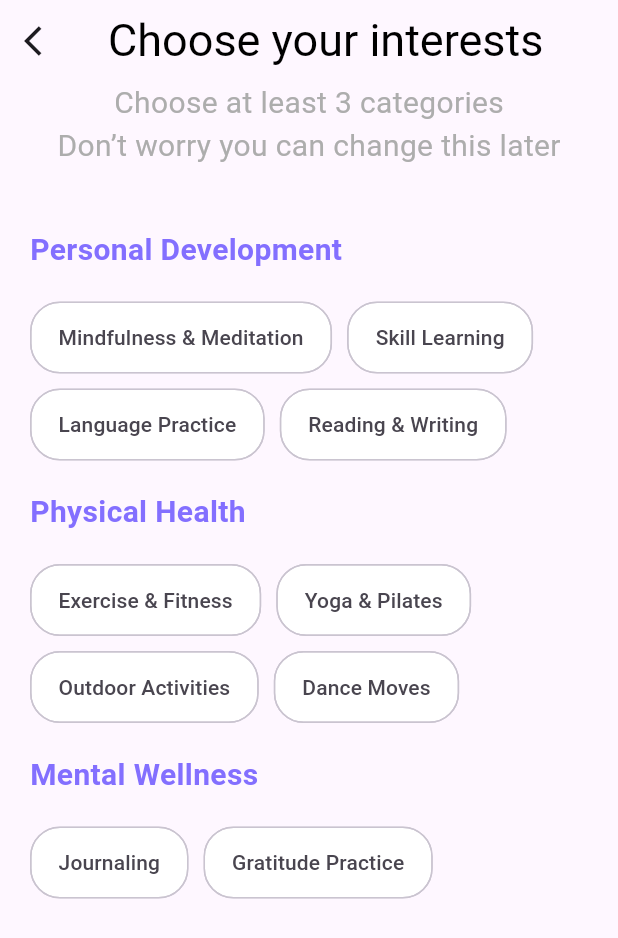
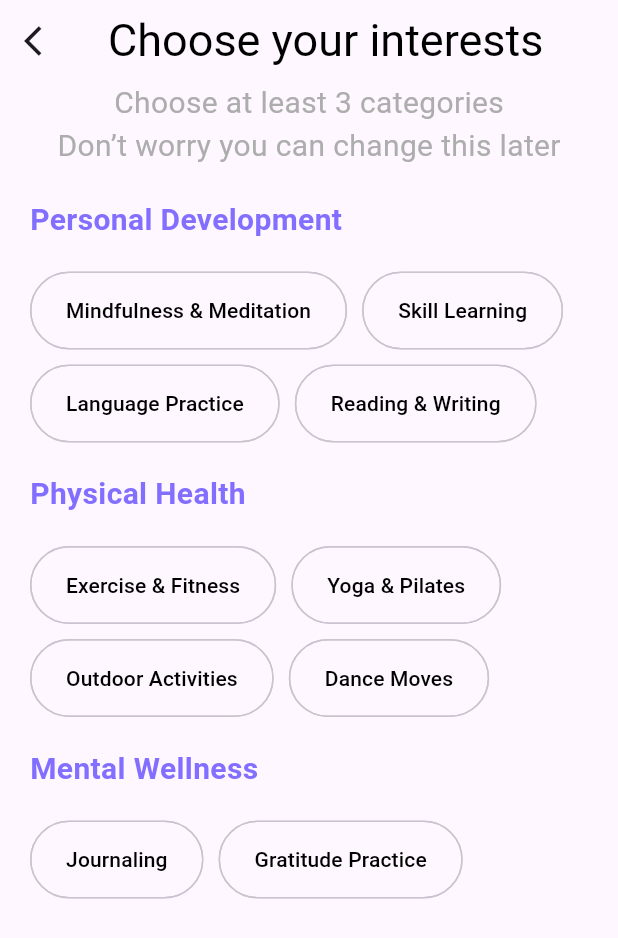
Before and after one commit to jjlamach/spontaneo_pro, a Flutter app: the screen it shows after launch, after a tap on "Register", on a phone screen of 412 x 824 dp. Shown: the top 938 px of the screen. Run offline on Flutter 3.47's test engine with Material 3 defaults, Android fonts, the phone set to English and light mode, and no system bars; our stand-ins replace bloc, flutter_bloc, freezed_annotation, get_it, go_router.

Commit message:
Choice chips on select your interest

```diff
--- a/lib/main.dart
+++ b/lib/main.dart
@@ -1,11 +1,18 @@
 import 'package:flutter/material.dart';
+import 'package:flutter_bloc/flutter_bloc.dart';
 import 'package:get_it/get_it.dart';
 import 'package:spontaneo_pro/router/router_config.dart';
+import 'package:spontaneo_pro/views/onboarding/bloc/interests_cubit.dart';
 
 final GetIt getIt = GetIt.instance;
 
 void main() {
+  _injectDependencies();
   runApp(const SpontaneoApp());
+}
+
+void _injectDependencies() {
+  getIt.registerFactory(() => InterestsCubit());
 }
 
 class SpontaneoApp extends StatelessWidget {
@@ -13,12 +20,17 @@ class SpontaneoApp extends StatelessWidget {
 
   @override
   Widget build(BuildContext context) {
-    return MaterialApp.router(
-      title: 'Spontaneo App',
-      theme: ThemeData(
-        useMaterial3: true,
+    return MultiBlocProvider(
+      providers: [
+        BlocProvider(create: (context) => getIt.get<InterestsCubit>()),
+      ],
+      child: MaterialApp.router(
+        title: 'Spontaneo App',
+        theme: ThemeData(
+          useMaterial3: true,
+        ),
+        routerConfig: router,
       ),
-      routerConfig: router,
     );
   }
 }
--- a/lib/models/categories.dart
+++ b/lib/models/categories.dart
@@ -3,3 +3,31 @@ class Categories {
   final List<String> categories;
   Categories(this.title, this.categories);
 }
+
+final List<Categories> items = [
+  Categories(
+    'Personal Development',
+    [
+      'Mindfulness & Meditation',
+      'Skill Learning',
+      'Language Practice',
+      'Reading & Writing',
+    ],
+  ),
+  Categories(
+    'Physical Health',
+    [
+      'Exercise & Fitness',
+      'Yoga & Pilates',
+      'Outdoor Activities',
+      'Dance Moves',
+    ],
+  ),
+  Categories(
+    'Mental Wellness',
+    [
+      'Journaling',
+      'Gratitude Practice',
+    ],
+  ),
+];
--- /dev/null
+++ b/lib/views/onboarding/bloc/interests_cubit.dart
@@ -0,0 +1,23 @@
+import 'package:bloc/bloc.dart';
+import 'package:freezed_annotation/freezed_annotation.dart';
+
+part 'interests_cubit.freezed.dart';
+
+// TODO: Logic
+class InterestsCubit extends Cubit<InterestsState> {
+  InterestsCubit() : super(const InterestsState(selectedItems: {}));
+
+  void toggleSelection(String categoryName, String activities) {}
+
+  @override
+  void onChange(Change<InterestsState> change) {
+    super.onChange(change);
+  }
+}
+
+@freezed
+class InterestsState with _$InterestsState {
+  const factory InterestsState({
+    required Map<String, Set<String>> selectedItems,
+  }) = _InterestsState;
+}
--- a/lib/views/onboarding/select_your_interests_page.dart
+++ b/lib/views/onboarding/select_your_interests_page.dart
@@ -4,38 +4,19 @@ import 'package:spontaneo_pro/colors.dart';
 import 'package:spontaneo_pro/models/categories.dart';
 import 'package:spontaneo_pro/strings.dart';
 
-class SelectYourInterestsPage extends StatelessWidget {
+class SelectYourInterestsPage extends StatefulWidget {
   const SelectYourInterestsPage({super.key});
 
   @override
+  State<SelectYourInterestsPage> createState() =>
+      _SelectYourInterestsPageState();
+}
+
+class _SelectYourInterestsPageState extends State<SelectYourInterestsPage> {
+  final Set<String> _selectedInterests = {};
+
+  @override
   Widget build(BuildContext context) {
-    final List<Categories> items = [
-      Categories(
-        'Personal Development',
-        [
-          'Mindfulness & Meditation',
-          'Skill Learning',
-          'Language Practice',
-          'Reading & Writing',
-        ],
-      ),
-      Categories(
-        'Physical Health',
-        [
-          'Exercise & Fitness',
-          'Yoga & Pilates',
-          'Outdoor Activities',
-          'Dance Moves',
-        ],
-      ),
-      Categories(
-        'Mental Wellness',
-        [
-          'Journaling',
-          'Gratitude Practice',
-        ],
-      )
-    ];
     return Scaffold(
       appBar: AppBar(
         leading: IconButton(
@@ -77,19 +58,19 @@ class SelectYourInterestsPage extends StatelessWidget {
         ),
       ),
       body: Padding(
-        padding: const EdgeInsets.only(
-          top: 40.0,
-          left: 20.0,
-          right: 20.0,
-          bottom: 20.0,
-        ),
-        child: ListView.separated(
-          physics: const NeverScrollableScrollPhysics(),
-          itemBuilder: (context, index) => Column(
+        padding: const EdgeInsets.all(20.0),
+        child: ListView.builder(
+          physics: const ClampingScrollPhysics(),
+          itemCount: items.length,
+          itemBuilder: (context, categoryIndex) {
+            final category = items[categoryIndex]; // title category
+            return Padding(
+              padding: const EdgeInsets.only(bottom: 20.0),
+              child: Column(
                 crossAxisAlignment: CrossAxisAlignment.start,
                 children: [
                   Text(
-                items[index].title,
+                    category.title,
                     style: const TextStyle(
                       fontSize: 20.0,
                       fontWeight: FontWeight.w700,
@@ -100,28 +81,42 @@ class SelectYourInterestsPage extends StatelessWidget {
                   Wrap(
                     spacing: 10.0,
                     runSpacing: 10.0,
-                children: items[index]
-                    .categories
-                    .map(
-                      (subCategory) => Chip(
-                        label: Text(subCategory, textAlign: TextAlign.center),
-                        backgroundColor: Colors.white,
-                        // padding: EdgeInsets.zero,
-                        labelPadding: const EdgeInsets.symmetric(
-                          vertical: 5.0,
-                          horizontal: 10.0,
+                    children: List.generate(
+                      category.categories.length,
+                      (subCategoryIndex) {
+                        final subCategory =
+                            category.categories[subCategoryIndex];
+                        return ChoiceChip(
+                          showCheckmark: false,
+                          selectedColor: AppColor.purple,
+                          padding: const EdgeInsets.all(15.0),
+                          shape: RoundedRectangleBorder(
+                            borderRadius: BorderRadius.circular(80.0),
                           ),
-                        shape: RoundedRectangleBorder(
-                          borderRadius: BorderRadius.circular(20.0),
+                          label: Text(
+                            subCategory,
+                            style: TextStyle(
+                              color: _selectedInterests.contains(subCategory)
+                                  ? Colors.white
+                                  : Colors.black,
                             ),
                           ),
-                    )
-                    .toList(),
+                          selected: _selectedInterests.contains(subCategory),
+                          onSelected: (isSelected) {
+                            setState(() {
+                              isSelected
+                                  ? _selectedInterests.add(subCategory)
+                                  : _selectedInterests.remove(subCategory);
+                            });
+                          },
+                        );
+                      },
+                    ),
                   ),
                 ],
               ),
-          separatorBuilder: (context, index) => const SizedBox(height: 20.0),
-          itemCount: items.length,
+            );
+          },
         ),
       ),
     );
--- a/pubspec.yaml
+++ b/pubspec.yaml
@@ -37,10 +37,12 @@ dependencies:
   cupertino_icons: ^1.0.6
   permission_handler: 11.3.1
   supabase_flutter: 2.5.2
-  bloc: 8.1.4
+  bloc: ^8.1.4
   flutter_bloc: 8.1.5
   go_router: 14.1.0
   get_it: 7.7.0
+  freezed: ^2.5.2
+  freezed_annotation: ^2.4.1
 
 dev_dependencies:
   flutter_test:
@@ -52,6 +54,7 @@ dev_dependencies:
   # package. See that file for information about deactivating specific lint
   # rules and activating additional ones.
   flutter_lints: ^3.0.0
+  build_runner: ^2.4.9
 
 # For information on the generic Dart part of this file, see the
 # following page: https://dart.dev/tools/pub/pubspec
```
Also changed, not shown: lib/views/onboarding/bloc/interests_cubit.freezed.dart (added), lib/views/onboarding/bloc/onboarding_cubit.dart (renamed from lib/views/onboarding/onboarding_cubit.dart), pubspec.lock. Lines whose indentation alone changed are shown as unchanged.
